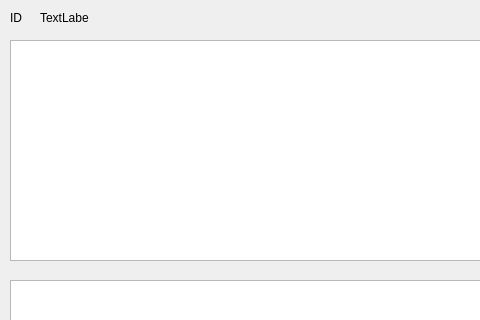
Old version of the form Qt/eingabe_window.ui in the repository fbaecker/SQL-master; both pictures show x 0 to 480 and y 0 to 320 of the 656 by 585 pixel window.
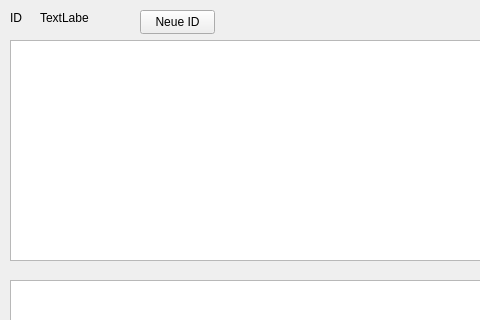
New version of the form.

What changed in the file:
```diff
--- a/Qt/eingabe_window.ui
+++ b/Qt/eingabe_window.ui
@@ -113,6 +113,19 @@
     <string>History schreiben</string>
    </property>
   </widget>
+  <widget class="QPushButton" name="pushButton_neue_id">
+   <property name="geometry">
+    <rect>
+     <x>140</x>
+     <y>10</y>
+     <width>75</width>
+     <height>24</height>
+    </rect>
+   </property>
+   <property name="text">
+    <string>Neue ID</string>
+   </property>
+  </widget>
  </widget>
  <resources/>
  <connections/>
```
